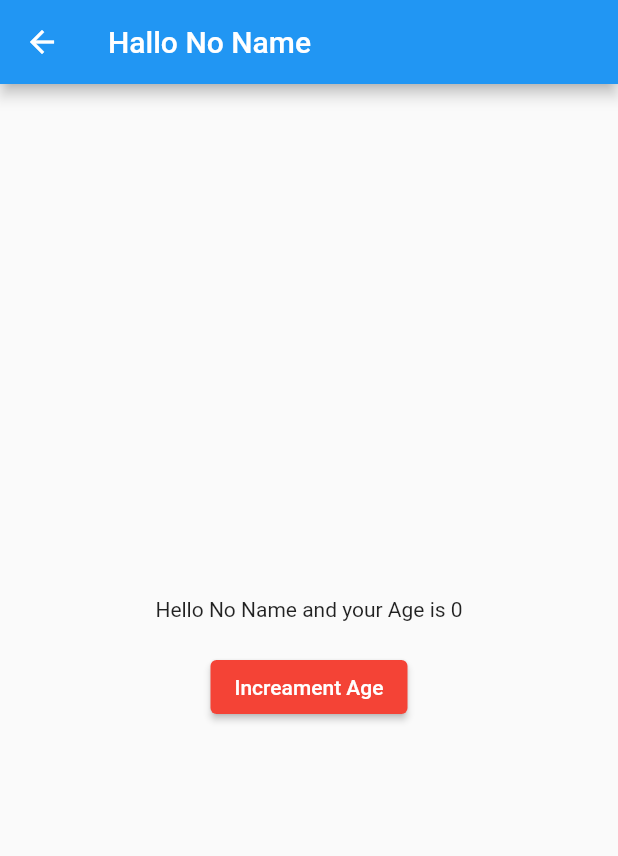
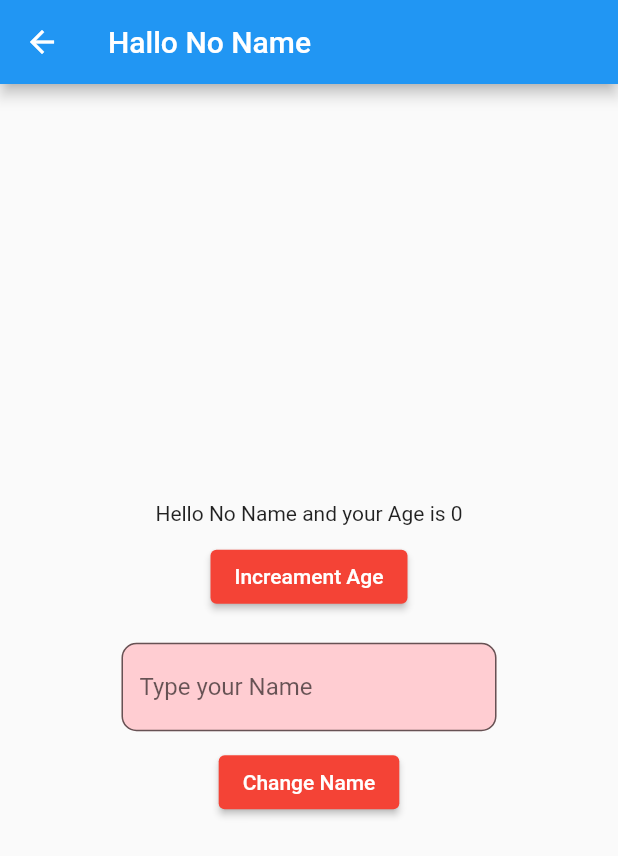
Before and after one commit to dikynugraha1111/Flutter_Multi_Bloc_Plugin, a Flutter app: the BlockWithSelector screen opened directly, on a phone screen of 412 x 824 dp. Shown: the top 856 px of the screen. Run offline on Flutter 3.47's test engine with Material 2 defaults, Android fonts, the phone set to English and light mode, and no system bars; our stand-ins replace bloc, cloud_firestore, connectivity, equatable, firebase_core, flutter_bloc and 2 more; missing offline and left inert: cloud_firestore_web, connectivity_for_web, firebase_core_web; accounts and stored records are empty.

Commit message:
Update Block Selector - Name Changed=>Selector

```diff
--- a/lib/UI/Bloc_Selector_Page.dart
+++ b/lib/UI/Bloc_Selector_Page.dart
@@ -3,7 +3,9 @@ import 'package:flutter_bloc/flutter_bloc.dart';
 import 'package:flutterplugin/bloc/user_bloc.dart';
 
 class BlockWithSelector extends StatelessWidget {
-  const BlockWithSelector({Key? key}) : super(key: key);
+  // const BlockWithSelector({Key? key}) : super(key: key);
+
+  final TextEditingController controller = TextEditingController();
 
   @override
   Widget build(BuildContext context) {
@@ -26,14 +28,38 @@ class BlockWithSelector extends StatelessWidget {
                   "Hello ${stateBody.user.name} and your Age is ${stateBody.user.age}");
             }),
             SizedBox(
-              height: 20.0,
+              height: 10.0,
             ),
             ElevatedButton(
                 onPressed: () {
                   context.read<UserBloc>().add(ChangeAge());
                 },
                 style: ElevatedButton.styleFrom(primary: Colors.red),
-                child: new Text("Increament Age"))
+                child: new Text("Increament Age")),
+            SizedBox(
+              height: 20.0,
+            ),
+            Container(
+              width: 250.0,
+              child: TextField(
+                controller: controller,
+                decoration: InputDecoration(
+                    hintText: "Type your Name",
+                    fillColor: Colors.red[100],
+                    filled: true,
+                    border: OutlineInputBorder(
+                        borderRadius: BorderRadius.circular(10.0))),
+              ),
+            ),
+            SizedBox(
+              height: 10.0,
+            ),
+            ElevatedButton(
+                style: ElevatedButton.styleFrom(primary: Colors.red),
+                onPressed: () {
+                  context.read<UserBloc>().add(ChangeName(controller.text));
+                },
+                child: new Text('Change Name'))
           ],
         ),
       ),
--- a/lib/UI/Main_Page.dart
+++ b/lib/UI/Main_Page.dart
@@ -1,6 +1,6 @@
 import 'package:flutter/material.dart';
 import 'package:flutter_bloc/flutter_bloc.dart';
-import 'package:flutterplugin/UI/Bloc_Selector.dart';
+import 'package:flutterplugin/UI/Bloc_Selector_Page.dart';
 import 'package:flutterplugin/UI/Change_Pange.dart';
 import 'package:flutterplugin/UI/Isolate.dart';
 import 'package:flutterplugin/UI/Main_On_Off.dart';
```
Also changed, not shown: 1 other file.
